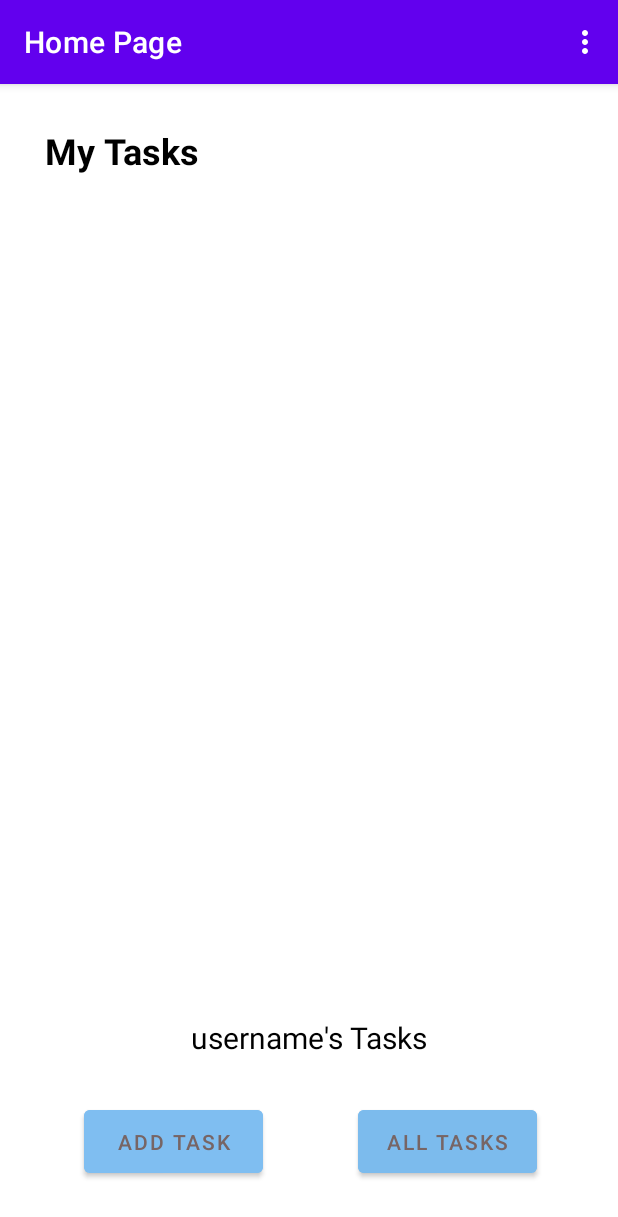
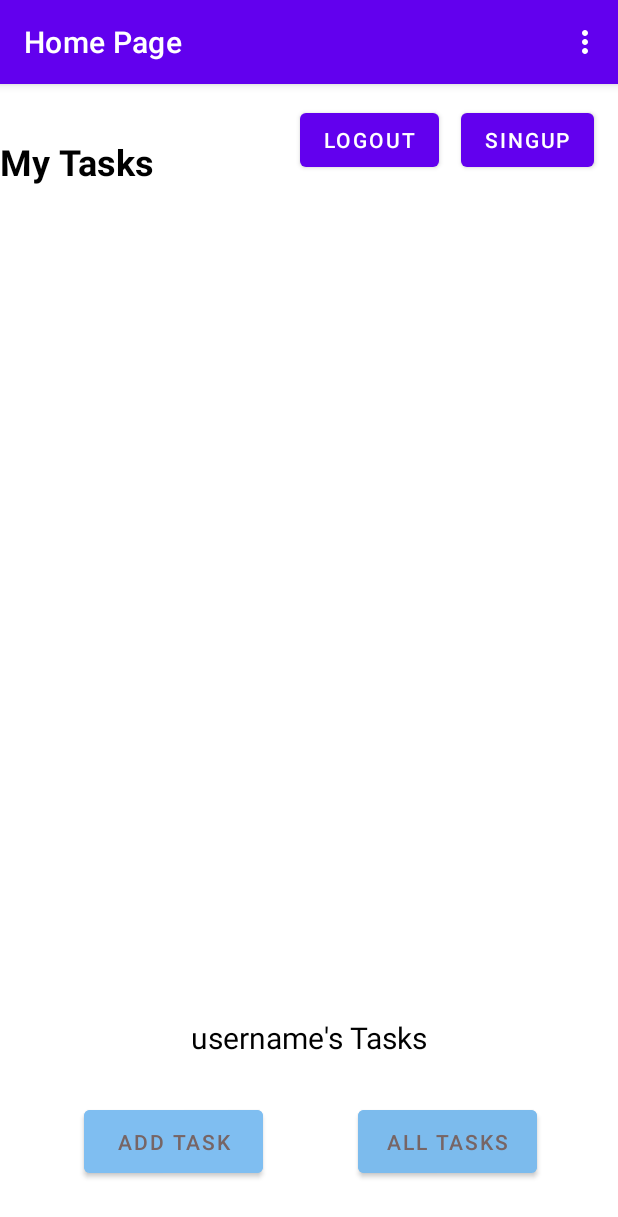
Before and after one commit to Ali-coder1996/taskmaster, an Android app: the MainActivity screen opened directly, with no data from a screen before it, on a phone screen of 412 x 824 dp. Shown: the top 1217 px of the screen. Run offline under Robolectric (Android 15) with nearby library versions, the phone set to English and light mode, and no system bars; libraries missing offline, so code that uses them is left out: com.amplifyframework.auth, com.amplifyframework.core; 7 statements that could not run were skipped.

Commit message:
solve lab 36

```diff
--- a/app/build.gradle
+++ b/app/build.gradle
@@ -58,5 +58,6 @@ dependencies {
     implementation 'com.google.android.material:material:<version>'
     implementation 'com.amplifyframework:aws-api:1.29.1'
     implementation 'com.amplifyframework:aws-datastore:1.30.0'
+    implementation 'com.amplifyframework:aws-auth-cognito:1.30.0'
 
 }
--- a/app/src/main/java/com/example/taskmaster/MainActivity.java
+++ b/app/src/main/java/com/example/taskmaster/MainActivity.java
@@ -13,6 +13,7 @@ import android.view.MenuItem;
 import android.view.View;
 import android.widget.Button;
 import android.widget.TextView;
+import android.widget.Toast;
 
 import androidx.annotation.NonNull;
 import androidx.appcompat.app.AppCompatActivity;
@@ -23,6 +24,9 @@ import com.amplifyframework.AmplifyException;
 //import com.amplifyframework.api.aws.AWSApiPlugin;
 import com.amplifyframework.api.aws.AWSApiPlugin;
 import com.amplifyframework.api.graphql.model.ModelQuery;
+import com.amplifyframework.auth.AuthUserAttributeKey;
+import com.amplifyframework.auth.cognito.AWSCognitoAuthPlugin;
+import com.amplifyframework.auth.options.AuthSignUpOptions;
 import com.amplifyframework.core.Amplify;
 import com.amplifyframework.datastore.generated.model.Task;
 import com.amplifyframework.datastore.AWSDataStorePlugin;
@@ -43,6 +47,7 @@ public class MainActivity extends AppCompatActivity {
 
         try {
             // Add these lines to add the AWSApiPlugin plugins
+            Amplify.addPlugin(new AWSCognitoAuthPlugin());
             Amplify.addPlugin(new AWSApiPlugin());
             Amplify.configure(getApplicationContext());
 
@@ -50,7 +55,40 @@ public class MainActivity extends AppCompatActivity {
         } catch (AmplifyException error) {
             Log.e("MyAmplifyApp", "Could not initialize Amplify", error);
         }
+        TextView loginUser = findViewById(R.id.loginUser);
 
+        Button singup = findViewById(R.id.singup);
+        singup.setVisibility(View.VISIBLE);
+        singup.setOnClickListener(new View.OnClickListener() {
+            @Override
+            public void onClick(View view) {
+                Amplify.Auth.signInWithWebUI(
+                        MainActivity.this,
+                        result -> Log.i("AuthQuickStart", result.toString()),
+                        error -> Log.e("AuthQuickStart", error.toString())
+//                        String user = loginUser.setText();
+
+                );
+                Toast.makeText(MainActivity.this,"a",Toast.LENGTH_LONG).show();
+            }
+        });
+
+        Button logout = findViewById(R.id.logout);
+        logout.setVisibility(View.VISIBLE);
+        logout.setOnClickListener(new View.OnClickListener() {
+            @Override
+            public void onClick(View view) {
+                Amplify.Auth.signOut(
+                        () -> Log.i("AuthQuickstart", "Signed out successfully"),
+                        error -> Log.e("AuthQuickstart", error.toString())
+                );
+                Toast.makeText(MainActivity.this,"a",Toast.LENGTH_LONG).show();
+            }
+        });
+        Amplify.Auth.fetchAuthSession(
+                result -> Log.i("AmplifyQuickstart", result.toString()),
+                error -> Log.e("AmplifyQuickstart", error.toString())
+        );
 
 
         Button AddTask = findViewById(R.id.AddTask);
@@ -94,6 +132,7 @@ public class MainActivity extends AppCompatActivity {
     @Override
     protected void onResume() {
         super.onResume();
+
 
         SharedPreferences sharedPreferences = PreferenceManager.getDefaultSharedPreferences(MainActivity.this);
         String teamName = sharedPreferences.getString("teamName","team name");
@@ -139,10 +178,21 @@ public class MainActivity extends AppCompatActivity {
 
                 error -> Log.e("TaskMaster", error.toString(), error)
         );
+        Button singup = findViewById(R.id.singup);
+        Button logout = findViewById(R.id.logout);
+        TextView loginUser = findViewById(R.id.loginUser);
 
-
-
-
+        Amplify.Auth.fetchAuthSession(
+                result ->{
+                    if(result.isSignedIn()){
+                        singup.setVisibility(View.INVISIBLE);
+                        loginUser.setText(Amplify.Auth.getCurrentUser().getUsername());
+                    }else{
+                        logout.setVisibility(View.INVISIBLE);
+                    }
+                },
+                error -> Log.e("AmplifyQuickstart", error.toString())
+        );
     }
 
     }
--- a/app/src/main/res/layout/activity_main.xml
+++ b/app/src/main/res/layout/activity_main.xml
@@ -64,10 +64,10 @@
         android:textStyle="bold"
         app:layout_constraintBottom_toTopOf="@+id/AddTask"
         app:layout_constraintEnd_toEndOf="parent"
-        app:layout_constraintHorizontal_bias="0.097"
+        app:layout_constraintHorizontal_bias="0.0"
         app:layout_constraintStart_toStartOf="parent"
         app:layout_constraintTop_toTopOf="parent"
-        app:layout_constraintVertical_bias="0.02" />
+        app:layout_constraintVertical_bias="0.032" />
 
     <TextView
         android:id="@+id/name"
@@ -82,5 +82,46 @@
         app:layout_constraintTop_toTopOf="parent"
         app:layout_constraintVertical_bias="0.956" />
 
+    <Button
+        android:id="@+id/singup"
+        android:layout_width="wrap_content"
+        android:layout_height="wrap_content"
+        android:layout_marginTop="5dp"
+        android:layout_marginEnd="16dp"
+        android:layout_marginBottom="30dp"
+        android:text="singup"
+        app:layout_constraintBottom_toTopOf="@+id/allTaskRecyclerView"
+        app:layout_constraintEnd_toEndOf="parent"
+        app:layout_constraintTop_toTopOf="parent"
+        app:layout_constraintVertical_bias="1.0" />
+
+    <Button
+        android:id="@+id/logout"
+        android:layout_width="wrap_content"
+        android:layout_height="wrap_content"
+        android:layout_marginTop="5dp"
+        android:layout_marginBottom="30dp"
+        android:text="logout"
+        app:layout_constraintBottom_toTopOf="@+id/allTaskRecyclerView"
+        app:layout_constraintEnd_toStartOf="@+id/singup"
+        app:layout_constraintHorizontal_bias="0.866"
+        app:layout_constraintStart_toEndOf="@+id/textView"
+        app:layout_constraintTop_toTopOf="parent"
+        app:layout_constraintVertical_bias="1.0" />
+
+    <TextView
+        android:id="@+id/loginUser"
+        android:layout_width="wrap_content"
+        android:layout_height="wrap_content"
+        android:layout_marginStart="27dp"
+        android:layout_marginTop="26dp"
+        android:layout_marginEnd="68dp"
+        android:layout_marginBottom="686dp"
+        android:textSize="20sp"
+        app:layout_constraintBottom_toBottomOf="parent"
+        app:layout_constraintEnd_toStartOf="@+id/logout"
+        app:layout_constraintStart_toEndOf="@+id/textView"
+        app:layout_constraintTop_toTopOf="parent" />
+
 
 </androidx.constraintlayout.widget.ConstraintLayout>
```
Also changed, not shown: app/src/main/AndroidManifest.xml (+28 -1 lines), app/src/main/java/com/example/taskmaster/SignInActivity.java (added, +14 -0 lines), app/src/main/res/layout/activity_sign_in.xml (added, +71 -0 lines), 4 other files.
